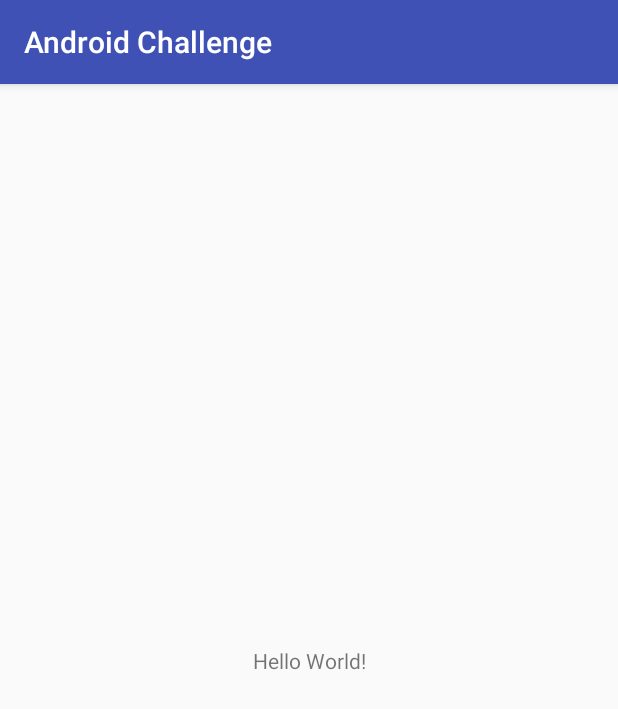
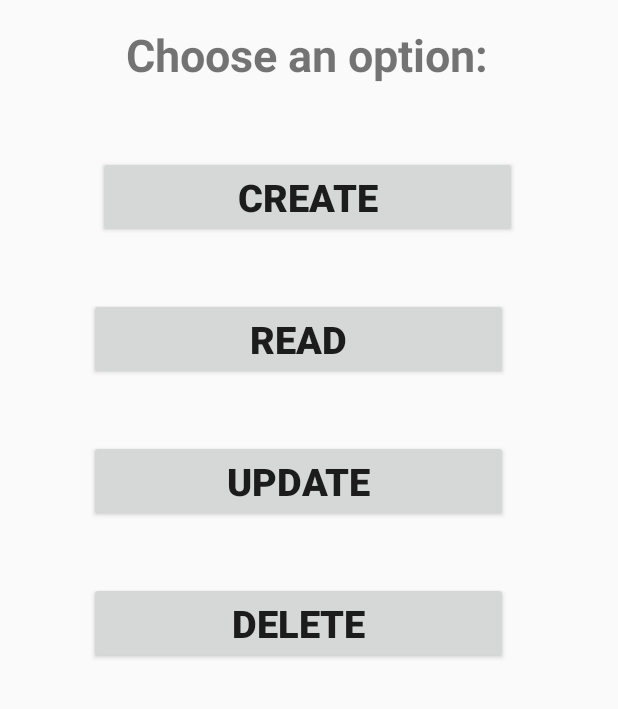
Before and after one commit to lucasbrandaodossantos/CRUD-in-Android-with-no-libraries, an Android app: the screen it shows after launch (MainActivity), on a phone screen of 412 x 824 dp. Shown: the top 709 px of the screen. Run offline under Robolectric (Android 15) with nearby library versions, the phone set to English and light mode, and no system bars.

Commit message:
Create the layout screens and the classes

```diff
--- a/app/src/main/AndroidManifest.xml
+++ b/app/src/main/AndroidManifest.xml
@@ -3,10 +3,10 @@
     package="com.example.lucas.androidchallenge">
 
     <application
-        android:permission="INTERNET"
         android:allowBackup="true"
         android:icon="@mipmap/ic_launcher"
         android:label="@string/app_name"
+        android:permission="INTERNET"
         android:roundIcon="@mipmap/ic_launcher_round"
         android:supportsRtl="true"
         android:theme="@style/AppTheme">
@@ -17,6 +17,10 @@
                 <category android:name="android.intent.category.LAUNCHER" />
             </intent-filter>
         </activity>
+        <activity android:name=".CRUD.Create" />
+        <activity android:name=".CRUD.Read" />
+        <activity android:name=".CRUD.Update" />
+        <activity android:name=".CRUD.Delete"></activity>
     </application>
 
 </manifest>
--- a/app/src/main/java/com/example/lucas/androidchallenge/MainActivity.java
+++ b/app/src/main/java/com/example/lucas/androidchallenge/MainActivity.java
@@ -1,7 +1,15 @@
 package com.example.lucas.androidchallenge;
 
+import android.content.Intent;
+import android.os.Bundle;
 import android.support.v7.app.AppCompatActivity;
-import android.os.Bundle;
+import android.view.View;
+import android.widget.Button;
+
+import com.example.lucas.androidchallenge.CRUD.Create;
+import com.example.lucas.androidchallenge.CRUD.Delete;
+import com.example.lucas.androidchallenge.CRUD.Read;
+import com.example.lucas.androidchallenge.CRUD.Update;
 
 public class MainActivity extends AppCompatActivity {
 
@@ -9,5 +17,49 @@ public class MainActivity extends AppCompatActivity {
     protected void onCreate(Bundle savedInstanceState) {
         super.onCreate(savedInstanceState);
         setContentView(R.layout.main);
+
+        Button btndelete = (Button) findViewById(R.id.btn_delete);
+        Button btnupdate = (Button) findViewById(R.id.btn_update);
+        Button btnread = (Button) findViewById(R.id.btn_read);
+        Button btncreate = (Button) findViewById(R.id.btn_create);
+
+        //OPEN CONSULT SCREEN
+        btncreate.setOnClickListener(new View.OnClickListener() {
+            @Override
+            public void onClick(View view) {
+                Intent i = new Intent(MainActivity.this, Create.class);
+                startActivity(i);
+            }
+        });
+
+
+        //OPEN READ SCREEN
+        btnread.setOnClickListener(new View.OnClickListener() {
+            @Override
+            public void onClick(View view) {
+                Intent i = new Intent(MainActivity.this, Read.class);
+                startActivity(i);
+            }
+        });
+
+
+        //OPEN UPDATE SCREEN
+        btnupdate.setOnClickListener(new View.OnClickListener() {
+            @Override
+            public void onClick(View view) {
+                Intent i = new Intent(MainActivity.this, Update.class);
+                startActivity(i);
+            }
+        });
+
+
+        //OPEN DELETE SCREEN
+        btndelete.setOnClickListener(new View.OnClickListener() {
+            @Override
+            public void onClick(View view) {
+                Intent i = new Intent(MainActivity.this, Delete.class);
+                startActivity(i);
+            }
+        });
     }
 }
--- a/app/src/main/res/layout/main.xml
+++ b/app/src/main/res/layout/main.xml
@@ -6,13 +6,88 @@
     android:layout_height="match_parent"
     tools:context=".MainActivity">
 
+    <Button
+        android:id="@+id/btn_create"
+        android:layout_width="279dp"
+        android:layout_height="0dp"
+        android:layout_marginEnd="8dp"
+        android:layout_marginLeft="16dp"
+        android:layout_marginRight="8dp"
+        android:layout_marginStart="16dp"
+        android:layout_marginTop="104dp"
+        android:text="@string/create"
+        android:textSize="25sp"
+        android:textStyle="bold"
+        app:layout_constraintEnd_toEndOf="parent"
+        app:layout_constraintHorizontal_bias="0.456"
+        app:layout_constraintStart_toStartOf="parent"
+        app:layout_constraintTop_toTopOf="parent" />
+
+    <Button
+        android:id="@+id/btn_read"
+        android:layout_width="279dp"
+        android:layout_height="wrap_content"
+        android:layout_marginEnd="8dp"
+        android:layout_marginLeft="40dp"
+        android:layout_marginRight="8dp"
+        android:layout_marginStart="40dp"
+        android:layout_marginTop="40dp"
+        android:text="@string/read"
+        android:textSize="25sp"
+        android:textStyle="bold"
+        app:layout_constraintEnd_toEndOf="parent"
+        app:layout_constraintHorizontal_bias="0.228"
+        app:layout_constraintStart_toStartOf="parent"
+        app:layout_constraintTop_toBottomOf="@+id/btn_create" />
+
+    <Button
+        android:id="@+id/btn_update"
+        android:layout_width="279dp"
+        android:layout_height="wrap_content"
+        android:layout_marginEnd="8dp"
+        android:layout_marginLeft="40dp"
+        android:layout_marginRight="8dp"
+        android:layout_marginStart="40dp"
+        android:layout_marginTop="40dp"
+        android:text="@string/update"
+        android:textSize="25sp"
+        android:textStyle="bold"
+        app:layout_constraintEnd_toEndOf="parent"
+        app:layout_constraintHorizontal_bias="0.228"
+        app:layout_constraintStart_toStartOf="parent"
+        app:layout_constraintTop_toBottomOf="@+id/btn_read" />
+
+    <Button
+        android:id="@+id/btn_delete"
+        android:layout_width="279dp"
+        android:layout_height="wrap_content"
+        android:layout_marginEnd="8dp"
+        android:layout_marginLeft="40dp"
+        android:layout_marginRight="8dp"
+        android:layout_marginStart="40dp"
+        android:layout_marginTop="40dp"
+        android:text="@string/delete"
+        android:textSize="25sp"
+        android:textStyle="bold"
+        app:layout_constraintEnd_toEndOf="parent"
+        app:layout_constraintHorizontal_bias="0.228"
+        app:layout_constraintStart_toStartOf="parent"
+        app:layout_constraintTop_toBottomOf="@+id/btn_update" />
+
     <TextView
+        android:id="@+id/txt_title"
         android:layout_width="wrap_content"
         android:layout_height="wrap_content"
-        android:text="Hello World!"
-        app:layout_constraintBottom_toBottomOf="parent"
-        app:layout_constraintLeft_toLeftOf="parent"
-        app:layout_constraintRight_toRightOf="parent"
+        android:layout_marginEnd="8dp"
+        android:layout_marginLeft="16dp"
+        android:layout_marginRight="8dp"
+        android:layout_marginStart="16dp"
+        android:layout_marginTop="16dp"
+        android:text="@string/title"
+        android:textSize="30sp"
+        android:textStyle="bold"
+        app:layout_constraintEnd_toEndOf="parent"
+        app:layout_constraintHorizontal_bias="0.464"
+        app:layout_constraintStart_toStartOf="parent"
         app:layout_constraintTop_toTopOf="parent" />
-
 </android.support.constraint.ConstraintLayout>
--- a/app/src/main/res/values/strings.xml
+++ b/app/src/main/res/values/strings.xml
@@ -1,3 +1,24 @@
 <resources>
     <string name="app_name">Android Challenge</string>
+
+    <string name="create">Create</string>
+    <string name="read">Read</string>
+    <string name="update">Update</string>
+    <string name="delete">Delete</string>
+    <string name="name">Name: </string>
+    <string name="age">Age: </string>
+
+    <string name="title">Choose an option:</string>
+    <string name="insert_data">Insert the data above:</string>
+    <string name="save_data">Save data</string>
+    <string name="read_data">Read data</string>
+    <string name="delete_data">Delete data</string>
+    <string name="hint_name">Insert name</string>
+    <string name="hint_age">Insert age</string>
+
+    <string name="hint_new_name">Insert new name</string>
+    <string name="hint_new_age">Insert new age</string>
+
+    <string name="new_data">New data: </string>
+
 </resources>
--- a/app/src/main/res/values/styles.xml
+++ b/app/src/main/res/values/styles.xml
@@ -1,7 +1,7 @@
 <resources>
 
     <!-- Base application theme. -->
-    <style name="AppTheme" parent="Theme.AppCompat.Light.DarkActionBar">
+    <style name="AppTheme" parent="Theme.AppCompat.Light.NoActionBar">
         <!-- Customize your theme here. -->
         <item name="colorPrimary">@color/colorPrimary</item>
         <item name="colorPrimaryDark">@color/colorPrimaryDark</item>
```
Also changed, not shown: app/src/main/java/com/example/lucas/androidchallenge/CRUD/Create.java (added, +15 -0 lines), app/src/main/java/com/example/lucas/androidchallenge/CRUD/Delete.java (added, +15 -0 lines), app/src/main/java/com/example/lucas/androidchallenge/CRUD/Read.java (added, +15 -0 lines), app/src/main/java/com/example/lucas/androidchallenge/CRUD/Update.java (added, +15 -0 lines), app/src/main/java/com/example/lucas/androidchallenge/Database/DatabaseOpenHelper.java (added, +24 -0 lines), app/src/main/java/com/example/lucas/androidchallenge/Database/SQLcommands.java (added, +55 -0 lines), app/src/main/res/layout/activity_create.xml (added, +58 -0 lines), app/src/main/res/layout/activity_delete.xml (added, +58 -0 lines), app/src/main/res/layout/activity_read.xml (added, +90 -0 lines), app/src/main/res/layout/activity_update.xml (added, +108 -0 lines).
